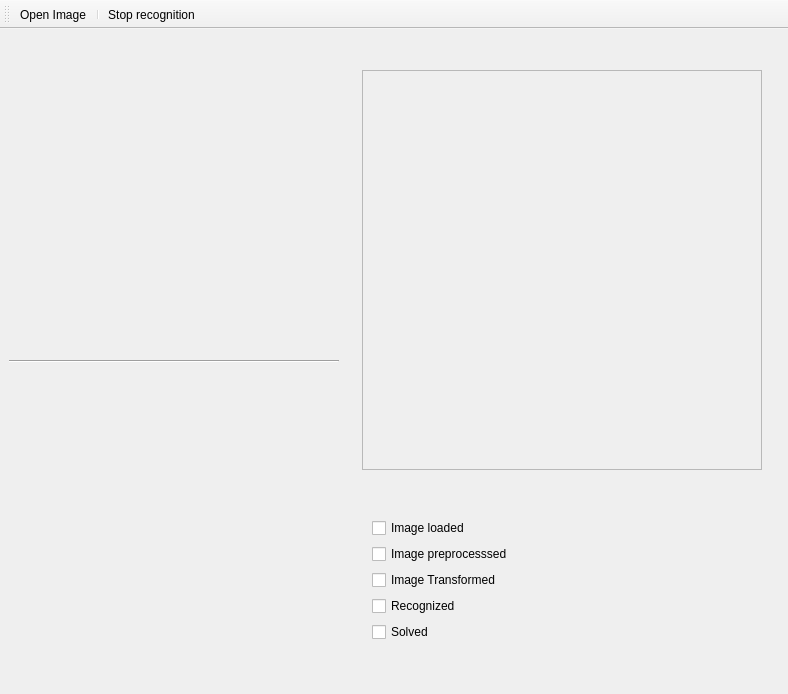
Before: the Qt Designer form app.ui in Iliaroz/SudokuQT, drawn with Qt 5.
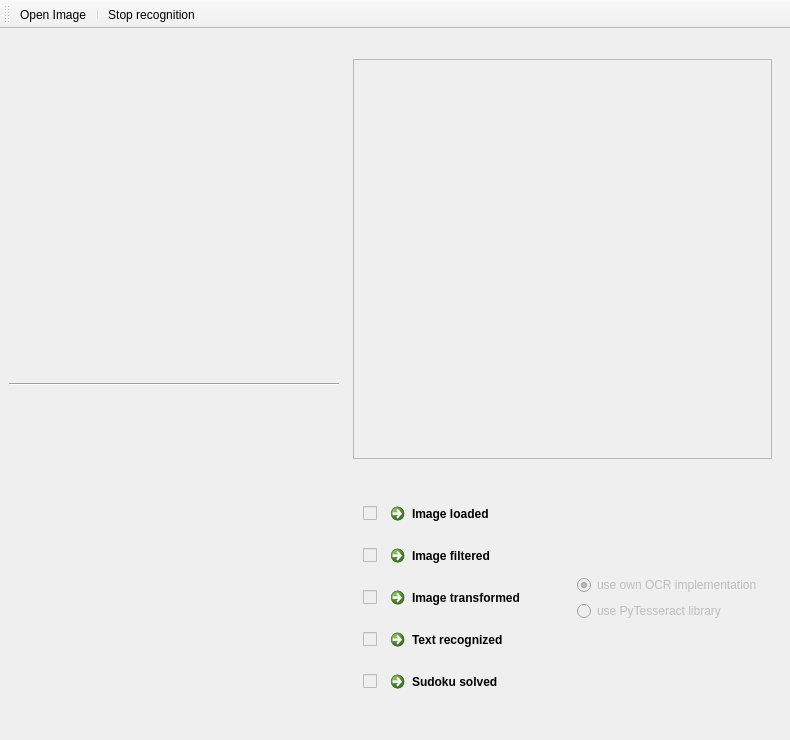
After: the same form once the commit is applied.

Commit message: [qt] new links to images

```diff
--- a/app.ui
+++ b/app.ui
@@ -6,8 +6,8 @@
    <rect>
     <x>0</x>
     <y>0</y>
-    <width>788</width>
-    <height>694</height>
+    <width>790</width>
+    <height>740</height>
    </rect>
   </property>
   <property name="minimumSize">
@@ -45,7 +45,7 @@
             <property name="minimumSize">
              <size>
               <width>330</width>
-              <height>250</height>
+              <height>300</height>
              </size>
             </property>
             <property name="text">
@@ -98,7 +98,7 @@
             <property name="minimumSize">
              <size>
               <width>330</width>
-              <height>250</height>
+              <height>300</height>
              </size>
             </property>
             <property name="text">
@@ -215,30 +215,11 @@
             <property name="bottomMargin">
              <number>10</number>
             </property>
-            <item row="0" column="0">
-             <widget class="QCheckBox" name="cbxLoaded">
-              <property name="sizePolicy">
-               <sizepolicy hsizetype="Minimum" vsizetype="Fixed">
-                <horstretch>0</horstretch>
-                <verstretch>0</verstretch>
-               </sizepolicy>
-              </property>
-              <property name="cursor">
-               <cursorShape>PointingHandCursor</cursorShape>
-              </property>
-              <property name="text">
-               <string>Image loaded</string>
-              </property>
-              <property name="checkable">
-               <bool>false</bool>
-              </property>
-              <property name="checked">
-               <bool>false</bool>
-              </property>
-             </widget>
-            </item>
             <item row="4" column="0">
              <widget class="QCheckBox" name="cbxSolved">
+              <property name="enabled">
+               <bool>false</bool>
+              </property>
               <property name="sizePolicy">
                <sizepolicy hsizetype="Minimum" vsizetype="Fixed">
                 <horstretch>0</horstretch>
@@ -249,15 +230,71 @@
                <cursorShape>PointingHandCursor</cursorShape>
               </property>
               <property name="text">
-               <string>Solved</string>
+               <string/>
               </property>
               <property name="checkable">
+               <bool>true</bool>
+              </property>
+              <property name="checked">
                <bool>false</bool>
               </property>
              </widget>
             </item>
+            <item row="0" column="0">
+             <widget class="QCheckBox" name="cbxLoaded">
+              <property name="enabled">
+               <bool>false</bool>
+              </property>
+              <property name="sizePolicy">
+               <sizepolicy hsizetype="Minimum" vsizetype="Fixed">
+                <horstretch>0</horstretch>
+                <verstretch>0</verstretch>
+               </sizepolicy>
+              </property>
+              <property name="cursor">
+               <cursorShape>PointingHandCursor</cursorShape>
+              </property>
+              <property name="mouseTracking">
+               <bool>false</bool>
+              </property>
+              <property name="text">
+               <string/>
+              </property>
+              <property name="checkable">
+               <bool>true</bool>
+              </property>
+              <property name="checked">
+               <bool>false</bool>
+              </property>
+             </widget>
+            </item>
+            <item row="2" column="0">
+             <widget class="QCheckBox" name="cbxTransformed">
+              <property name="enabled">
+               <bool>false</bool>
+              </property>
+              <property name="sizePolicy">
+               <sizepolicy hsizetype="Minimum" vsizetype="Fixed">
+                <horstretch>0</horstretch>
+                <verstretch>0</verstretch>
+               </sizepolicy>
+              </property>
+              <property name="cursor">
+               <cursorShape>PointingHandCursor</cursorShape>
+              </property>
+              <property name="text">
+               <string/>
+              </property>
+              <property name="checkable">
+               <bool>true</bool>
+              </property>
+             </widget>
+            </item>
             <item row="1" column="0">
              <widget class="QCheckBox" name="cbxPreprocessed">
+              <property name="enabled">
+               <bool>false</bool>
+              </property>
               <property name="sizePolicy">
                <sizepolicy hsizetype="Minimum" vsizetype="Fixed">
                 <horstretch>0</horstretch>
@@ -268,15 +305,37 @@
                <cursorShape>PointingHandCursor</cursorShape>
               </property>
               <property name="text">
-               <string>Image preprocesssed</string>
+               <string/>
               </property>
               <property name="checkable">
-               <bool>false</bool>
+               <bool>true</bool>
+              </property>
+             </widget>
+            </item>
+            <item row="0" column="1">
+             <widget class="QCommandLinkButton" name="commandLinkButton">
+              <property name="font">
+               <font>
+                <family>Segoe UI</family>
+                <pointsize>9</pointsize>
+               </font>
+              </property>
+              <property name="text">
+               <string>Image loaded</string>
+              </property>
+              <property name="iconSize">
+               <size>
+                <width>16</width>
+                <height>16</height>
+               </size>
               </property>
              </widget>
             </item>
             <item row="3" column="0">
              <widget class="QCheckBox" name="cbxRecognized">
+              <property name="enabled">
+               <bool>false</bool>
+              </property>
               <property name="sizePolicy">
                <sizepolicy hsizetype="Minimum" vsizetype="Fixed">
                 <horstretch>0</horstretch>
@@ -287,36 +346,93 @@
                <cursorShape>PointingHandCursor</cursorShape>
               </property>
               <property name="text">
-               <string>Recognized</string>
+               <string/>
               </property>
               <property name="checkable">
-               <bool>false</bool>
+               <bool>true</bool>
               </property>
              </widget>
             </item>
-            <item row="2" column="0">
-             <widget class="QCheckBox" name="cbxTransformed">
-              <property name="sizePolicy">
-               <sizepolicy hsizetype="Minimum" vsizetype="Fixed">
-                <horstretch>0</horstretch>
-                <verstretch>0</verstretch>
-               </sizepolicy>
+            <item row="1" column="1">
+             <widget class="QCommandLinkButton" name="commandLinkButton_2">
+              <property name="font">
+               <font>
+                <family>Segoe UI</family>
+                <pointsize>9</pointsize>
+               </font>
               </property>
-              <property name="cursor">
-               <cursorShape>PointingHandCursor</cursorShape>
+              <property name="text">
+               <string>Image filtered</string>
               </property>
+              <property name="iconSize">
+               <size>
+                <width>16</width>
+                <height>16</height>
+               </size>
+              </property>
+             </widget>
+            </item>
+            <item row="2" column="1">
+             <widget class="QCommandLinkButton" name="commandLinkButton_3">
+              <property name="font">
+               <font>
+                <family>Segoe UI</family>
+                <pointsize>9</pointsize>
+               </font>
+              </property>
               <property name="text">
-               <string>Image Transformed</string>
+               <string>Image transformed</string>
               </property>
-              <property name="checkable">
-               <bool>false</bool>
+              <property name="iconSize">
+               <size>
+                <width>16</width>
+                <height>16</height>
+               </size>
+              </property>
+             </widget>
+            </item>
+            <item row="3" column="1">
+             <widget class="QCommandLinkButton" name="commandLinkButton_4">
+              <property name="font">
+               <font>
+                <family>Segoe UI</family>
+                <pointsize>9</pointsize>
+               </font>
+              </property>
+              <property name="text">
+               <string>Text recognized</string>
+              </property>
+              <property name="iconSize">
+               <size>
+                <width>16</width>
+                <height>16</height>
+               </size>
+              </property>
+             </widget>
+            </item>
+            <item row="4" column="1">
+             <widget class="QCommandLinkButton" name="commandLinkButton_5">
+              <property name="font">
+               <font>
+                <family>Segoe UI</family>
+                <pointsize>9</pointsize>
+               </font>
+              </property>
+              <property name="text">
+               <string>Sudoku solved</string>
+              </property>
+              <property name="iconSize">
+               <size>
+                <width>16</width>
+                <height>16</height>
+               </size>
               </property>
              </widget>
             </item>
            </layout>
           </item>
           <item>
-           <layout class="QGridLayout" name="layoutButtons" columnstretch="0">
+           <layout class="QGridLayout" name="layoutButtonsPar" columnstretch="0">
             <property name="sizeConstraint">
              <enum>QLayout::SetMinimumSize</enum>
             </property>
@@ -332,6 +448,36 @@
             <property name="bottomMargin">
              <number>10</number>
             </property>
+            <item row="0" column="0">
+             <layout class="QVBoxLayout" name="verticalLayout_5">
+              <item>
+               <widget class="QRadioButton" name="rbtnMnist">
+                <property name="enabled">
+                 <bool>false</bool>
+                </property>
+                <property name="text">
+                 <string>use own OCR implementation</string>
+                </property>
+                <property name="checked">
+                 <bool>true</bool>
+                </property>
+               </widget>
+              </item>
+              <item>
+               <widget class="QRadioButton" name="rbtnTesseract">
+                <property name="enabled">
+                 <bool>false</bool>
+                </property>
+                <property name="text">
+                 <string>use PyTesseract library</string>
+                </property>
+               </widget>
+              </item>
+              <item>
+               <layout class="QGridLayout" name="layoutButtons"/>
+              </item>
+             </layout>
+            </item>
            </layout>
           </item>
          </layout>
```
Left out of the diff: 52 changed lines with no effect on the pictures. The commit also changes 92 other files.
